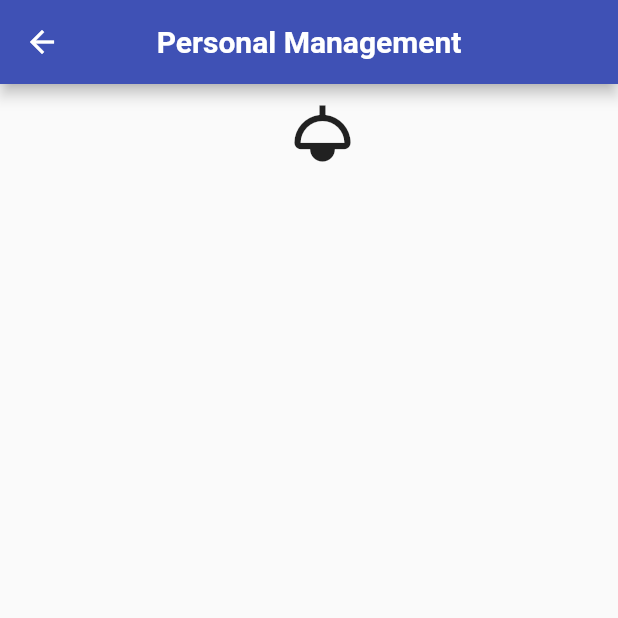
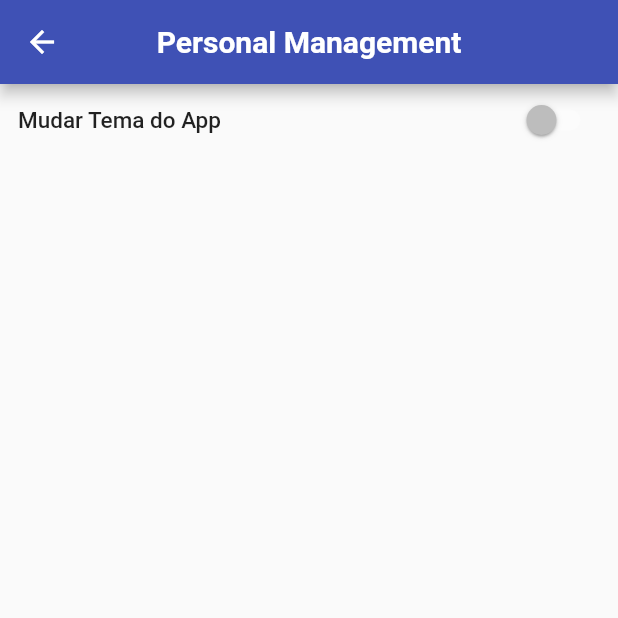
Before and after one commit to WelintonPrediger/personal_management, a Flutter app: the SettingsPage screen opened by its route, on a phone screen of 412 x 824 dp, the top half of it. Run offline on Flutter 3.47's test engine with Material 2 defaults, Android fonts, the light colour scheme and no system bars; our stand-ins replace get, get_storage, google_fonts; accounts and stored records are empty.

Commit message:
Adjustment theme controller and switch theme.

```diff
--- /dev/null
+++ b/lib/controllers/settings_controller.dart
@@ -0,0 +1,26 @@
+import 'dart:developer';
+
+import 'package:get/get.dart';
+import 'package:project_personal_management/settings/theme/theme_service.dart';
+
+class SettingsController extends GetxController {
+
+  var switchTheme = false.obs;
+
+  @override
+  void onInit() {
+    switchSave();
+    super.onInit();
+  }
+
+  changeTheme(bool value) {
+     log('Value: $value');
+     switchTheme.value = value;
+     ThemeService().changeThemeMode();
+   }
+
+   switchSave() {
+     switchTheme.value = ThemeService().isSavedDarkMode();
+   }
+
+}
--- a/lib/settings/theme/themes.dart
+++ b/lib/settings/theme/themes.dart
@@ -1,5 +1,6 @@
 import 'package:flutter/material.dart';
 import 'package:flutter/services.dart';
+import 'package:google_fonts/google_fonts.dart';
 
 class Themes {
   final lightTheme = ThemeData.light().copyWith(
@@ -12,6 +13,11 @@ class Themes {
       ),
       backgroundColor: Colors.indigo,
       systemOverlayStyle: SystemUiOverlayStyle.light,
+    ),
+    textTheme: GoogleFonts.aBeeZeeTextTheme().apply(),
+    colorScheme: const ColorScheme.dark(
+      primary: Colors.indigo,
+      error: Colors.red,
     ),
   );
 
@@ -26,5 +32,16 @@ class Themes {
       backgroundColor: Colors.grey,
       systemOverlayStyle: SystemUiOverlayStyle.dark,
     ),
+    textTheme: GoogleFonts.aBeeZeeTextTheme().apply(
+      bodyColor: Colors.white
+    ),
+    colorScheme: const ColorScheme.dark(
+      primary: Colors.orange,
+      error: Colors.red,
+    ),
+    switchTheme: SwitchThemeData(
+      trackColor: MaterialStateProperty.all(Colors.orange.withOpacity(.5)),
+      thumbColor: MaterialStateProperty.all(Colors.orange)
+    )
   );
 }
--- a/lib/views/settings_page.dart
+++ b/lib/views/settings_page.dart
@@ -1,31 +1,50 @@
 import 'package:flutter/material.dart';
 import 'package:get/get.dart';
+import 'package:project_personal_management/controllers/settings_controller.dart';
 import 'package:project_personal_management/settings/theme/theme_service.dart';
+import 'package:project_personal_management/settings/theme/themes.dart';
 
 class SettingsPage extends StatelessWidget {
   const SettingsPage({Key? key}) : super(key: key);
 
   @override
   Widget build(BuildContext context) {
+
+    final SettingsController settingsController = Get.put(SettingsController());
+
     return Scaffold(
       appBar: AppBar(
         title: const Text('Personal Management'),
         centerTitle: true,
       ),
-      body: Center(
-        child: Column(
-          children: [
-            IconButton(
-              icon: const Icon(
-                Icons.light,
-                size: 50,
-              ),
-              onPressed: () {
-                ThemeService().changeThemeMode();
-              },
-            )
-          ],
-        ),
+      body: Column(
+        children: [
+          Padding(
+            padding: const EdgeInsets.symmetric(horizontal: 12.0),
+            child: Row(
+              mainAxisAlignment: MainAxisAlignment.spaceBetween,
+              children: [
+                const Text('Mudar Tema do App', style: TextStyle(fontWeight: FontWeight.w500, fontSize: 15)),
+                Obx(() => Switch(
+                    value: settingsController.switchTheme.value,
+                    onChanged: (value) {
+                      settingsController.changeTheme(value);
+                    },
+                  ),
+                )
+              ],
+            ),
+          ),
+          // IconButton(
+          //   icon: const Icon(
+          //     Icons.light,
+          //     size: 50,
+          //   ),
+          //   onPressed: () {
+          //     ThemeService().changeThemeMode();
+          //   },
+          // )
+        ],
       ),
     );
   }
--- a/pubspec.yaml
+++ b/pubspec.yaml
@@ -15,6 +15,7 @@ dependencies:
   cupertino_icons: ^1.0.2
   get: ^4.3.8
   get_storage: ^2.0.3
+  google_fonts: ^2.1.0
 
 dev_dependencies:
   flutter_test:
```
Also changed, not shown: lib/main.dart (+6 -2 lines), lib/views/home_page.dart (added, +52 -0 lines).
